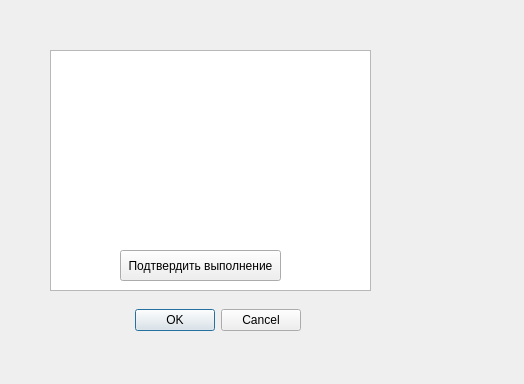
Qt form course/descwork.ui (TFed555/Coursework) before a commit.
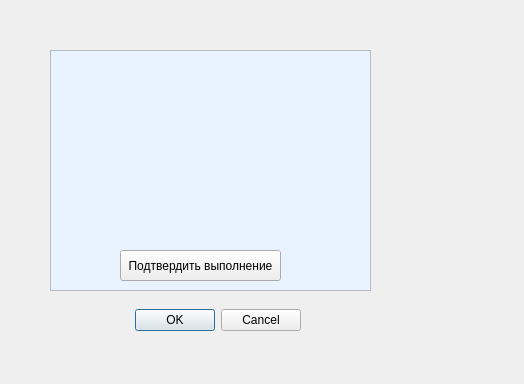
The same form after that commit.

Patch:
```diff
--- a/course/descwork.ui
+++ b/course/descwork.ui
@@ -22,6 +22,9 @@
      <height>241</height>
     </rect>
    </property>
+   <property name="styleSheet">
+    <string notr="true">background-color: rgb(233, 243, 255);</string>
+   </property>
   </widget>
   <widget class="QDialogButtonBox" name="buttonBox">
    <property name="geometry">
@@ -45,6 +48,9 @@
      <height>31</height>
     </rect>
    </property>
+   <property name="styleSheet">
+    <string notr="true"/>
+   </property>
    <property name="text">
     <string>Подтвердить выполнение</string>
    </property>
```
Left out of the diff: 3 changed lines with no effect on the pictures.
